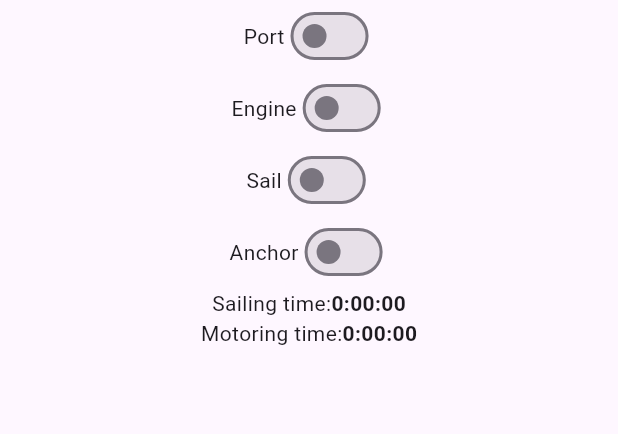
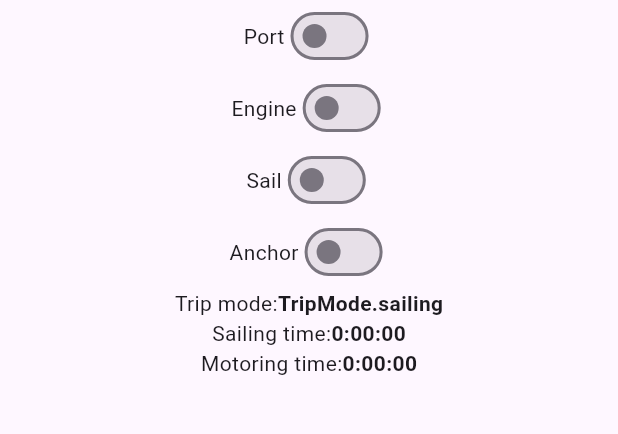
Before and after one commit to otterrisk/jacht_log, a Flutter app: the screen it shows after launch, on a phone screen of 412 x 824 dp, the part 84-518 px from its top. Run offline on Flutter 3.47's test engine with Material 3 defaults, Android fonts, the phone set to English and light mode, and no system bars.

Commit message:
Keep track of mode changes

```diff
--- a/lib/domain.dart
+++ b/lib/domain.dart
@@ -63,9 +63,17 @@ class Trip extends ChangeNotifier {
 
 enum TripMode { parking, sailing, motoring }
 
+class ModeChange {
+  final DateTime time;
+  final TripMode mode;
+
+  ModeChange(this.time, this.mode);
+}
+
 class Boat extends ChangeNotifier {
   final Trip trip;
   final Map<EventSource, bool> state = {};
+  final List<ModeChange> changes = [];
 
   Boat(this.trip) {
     trip.addListener(_update);
@@ -74,8 +82,17 @@ class Boat extends ChangeNotifier {
 
   void _update() {
     final event = trip.events.last;
+    final oldMode = tripMode;
+    updateState(event);
+    final newMode = tripMode;
+    if (oldMode != newMode) {
+      changes.add(ModeChange(event.timestamp, newMode));
+    }
+    notifyListeners();
+  }
+
+  void updateState(final Event event) {
     state[event.source] = event.type == EventType.start;
-    notifyListeners();
   }
 
   void _rebuild() {
@@ -94,7 +111,7 @@ class Boat extends ChangeNotifier {
     }
   }
 
-  TripMode? get tripMode {
+  TripMode get tripMode {
     if (isOn(EventSource.port) || isOn(EventSource.anchor)) {
       return TripMode.parking;
     }
@@ -107,6 +124,6 @@ class Boat extends ChangeNotifier {
       return TripMode.motoring;
     }
 
-    return null;
+    return TripMode.sailing; // TODO consider adding TripMode.afloat
   }
 }
--- a/lib/main.dart
+++ b/lib/main.dart
@@ -92,6 +92,16 @@ class _MyHomePageState extends State<MyHomePage> {
               Row(
                 mainAxisAlignment: MainAxisAlignment.center,
                 children: [
+                  const Text('Trip mode:'),
+                  Text(
+                    boat.tripMode.toString(),
+                    style: const TextStyle(fontWeight: FontWeight.bold),
+                  ),
+                ],
+              ),
+              Row(
+                mainAxisAlignment: MainAxisAlignment.center,
+                children: [
                   const Text('Sailing time:'),
                   Text(
                     trip.time[EventSource.sail].toString().split('.')[0],
```
